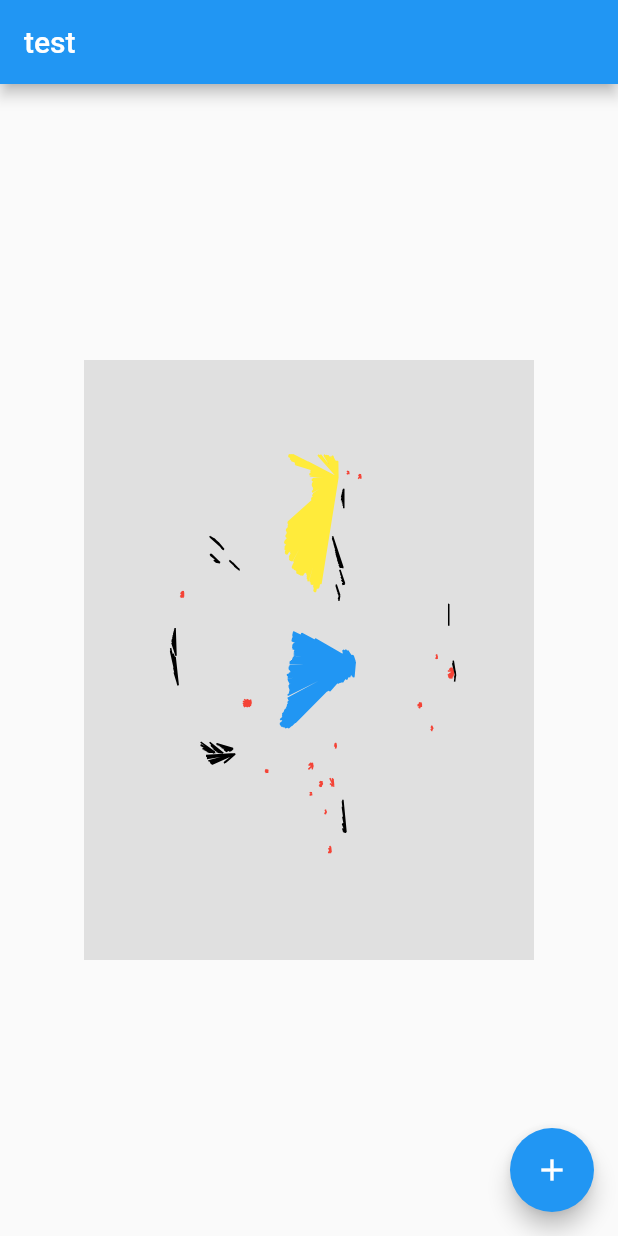
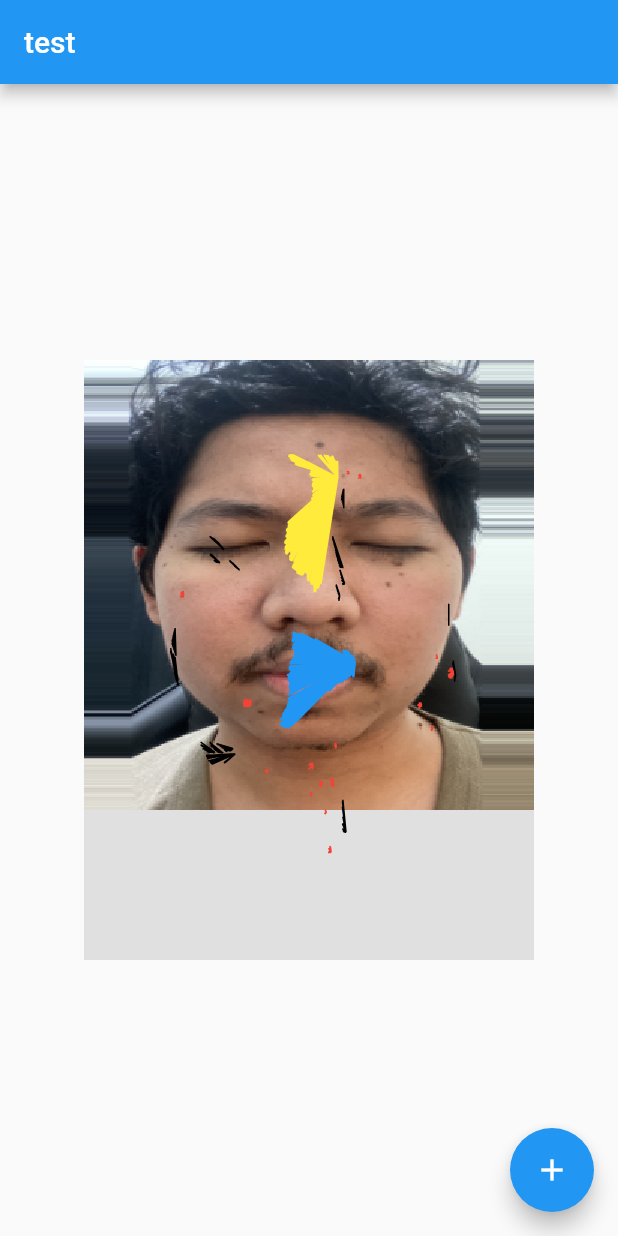
Before and after one commit to milyasbpa/flutter-plot, a Flutter app: the screen it shows after launch, on a phone screen of 412 x 824 dp. Run offline on Flutter 3.47's test engine with Material 2 defaults, Android fonts, the phone set to English and light mode, and no system bars; our stand-ins replace get; network calls fail.

Commit message:
fix: image

```diff
--- a/flutter_plot/lib/homepage.dart
+++ b/flutter_plot/lib/homepage.dart
@@ -45,7 +45,38 @@ class _MyHomePageState extends State<MyHomePage> {
   }
 
   @override
+  // Widget build(BuildContext context) {
+  //   return Scaffold(
+  //     appBar: AppBar(
+  //       title: Text(widget.title),
+  //     ),
+  //     body: Center(
+  //         child: Container(
+  //             color: Colors.grey.shade300,
+  //             child: Obx(() => CustomPaint(
+  //                   painter: MasterPainter(
+  //                       annotations: widget.counterController.annotations,
+  //                       image: imageCanvas),
+  //                   size: const Size(300, 400),
+  //                 )))),
+  //     floatingActionButton: FloatingActionButton(
+  //       onPressed: () => Get.toNamed('/profile'),
+  //       tooltip: 'Increment',
+  //       child: const Icon(Icons.add),
+  //     ),
+  //   );
+  // }
   Widget build(BuildContext context) {
+    return FutureBuilder(
+        future: loadImage('assets/photo.jpg'),
+        builder: (BuildContext context, AsyncSnapshot<ui.Image> snapshot) {
+          switch (snapshot.connectionState) {
+            case ConnectionState.waiting:
+              return const Text('Image loading...');
+            default:
+              if (snapshot.hasError) {
+                return Text('Error: ${snapshot.error}');
+              } else {
                 return Scaffold(
                   appBar: AppBar(
                     title: Text(widget.title),
@@ -55,8 +86,9 @@ class _MyHomePageState extends State<MyHomePage> {
                           color: Colors.grey.shade300,
                           child: Obx(() => CustomPaint(
                                 painter: MasterPainter(
-                        annotations: widget.counterController.annotations,
-                        image: imageCanvas),
+                                    annotations:
+                                        widget.counterController.annotations,
+                                    image: snapshot.data!),
                                 size: const Size(300, 400),
                               )))),
                   floatingActionButton: FloatingActionButton(
@@ -65,6 +97,9 @@ class _MyHomePageState extends State<MyHomePage> {
                     child: const Icon(Icons.add),
                   ),
                 );
+              }
+          }
+        });
   }
 }
 
```
Lines whose indentation alone changed are shown as unchanged.
